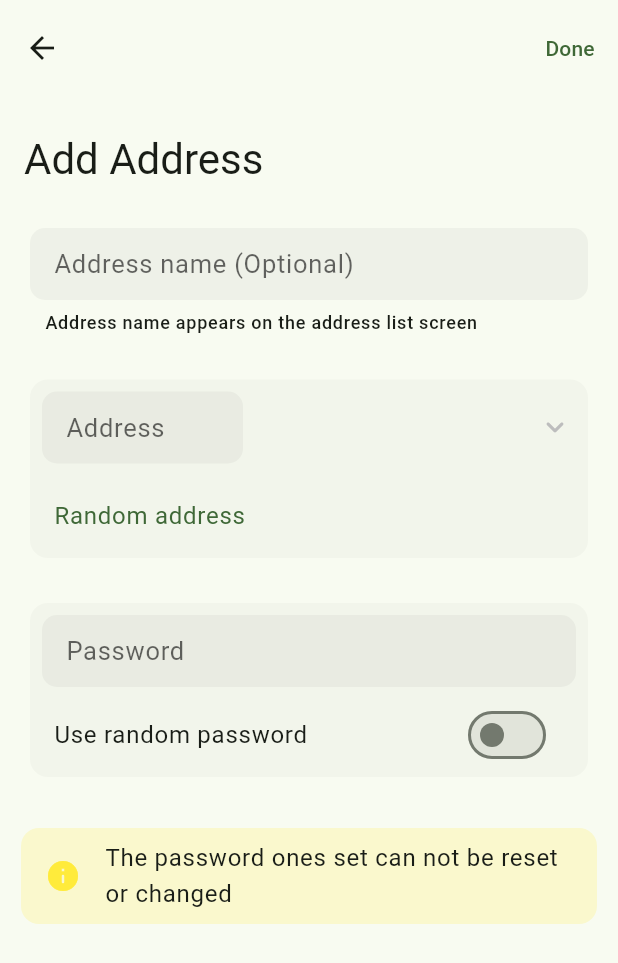
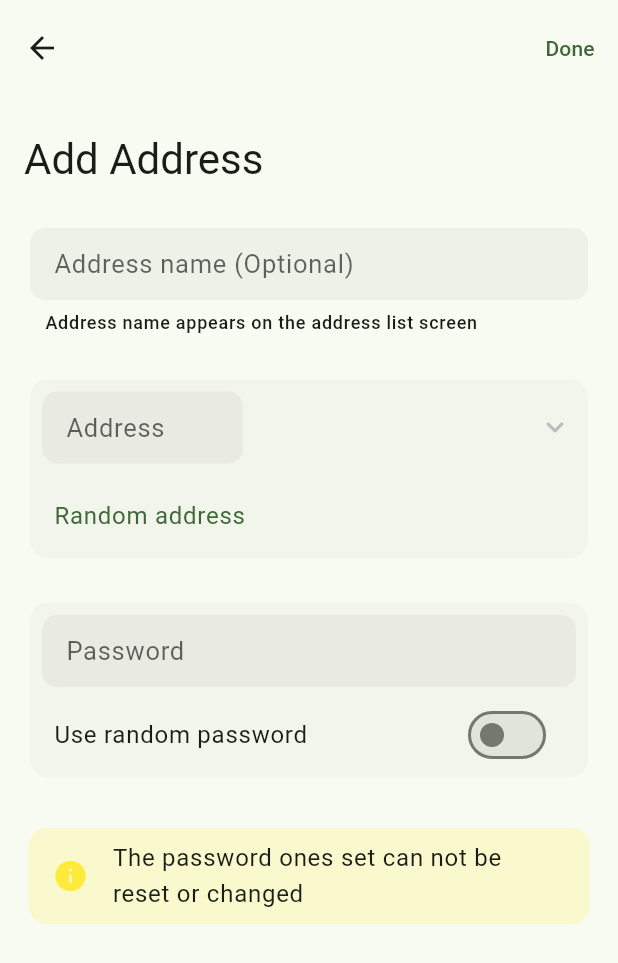
Before and after one commit to rishi-singh26/TempBox-Flutter, a Flutter app: the AddAddress screen opened directly, on a phone screen of 412 x 824 dp. Shown: the top 963 px of the screen. Run offline on Flutter 3.47's test engine with Material 3 defaults, Android fonts, the phone set to English and light mode, and no system bars; our stand-ins replace equatable, flutter_bloc, hydrated_bloc; missing offline and left inert: mailtm_client.

Commit message:
Updated padding

```diff
--- a/lib/shared/components/padded_card.dart
+++ b/lib/shared/components/padded_card.dart
@@ -10,7 +10,7 @@ class PaddedCard extends StatelessWidget {
   @override
   Widget build(BuildContext context) {
     return Padding(
-      padding: padding ?? const EdgeInsets.symmetric(horizontal: 10),
+      padding: padding ?? const EdgeInsets.symmetric(horizontal: 15),
       child: Card(
         clipBehavior: Clip.hardEdge,
         elevation: 0,
```
